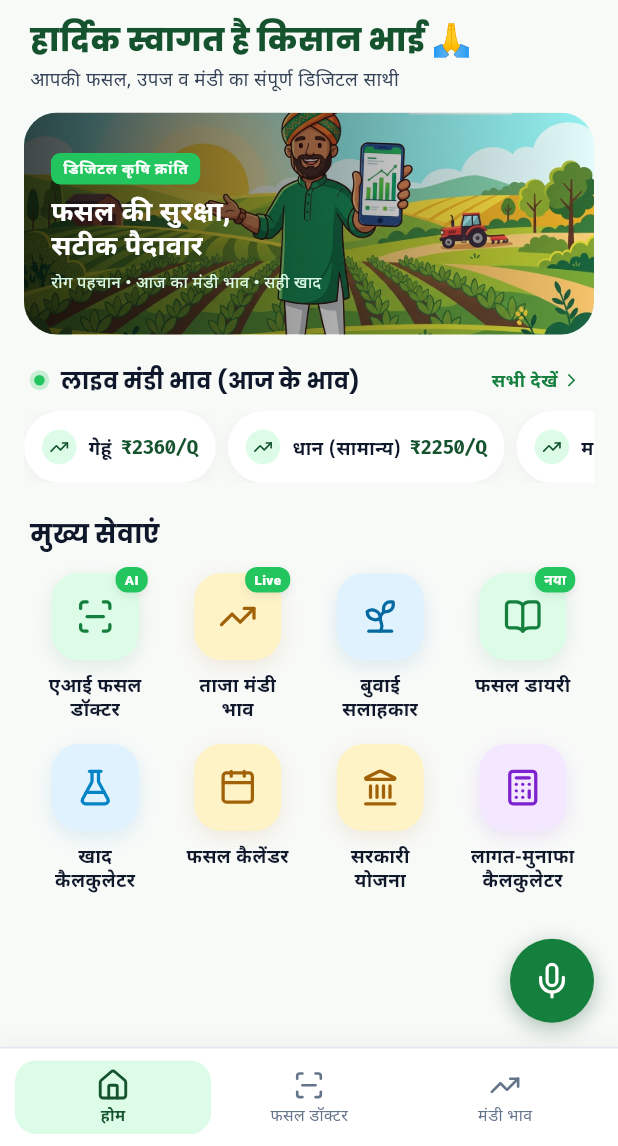
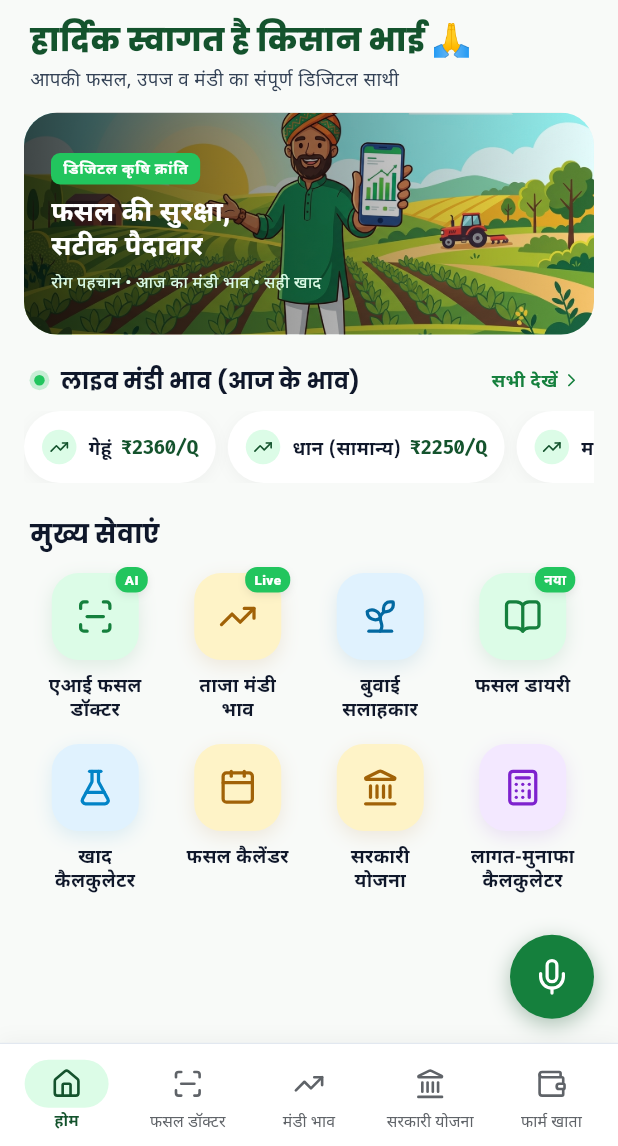
Before and after one commit to kamleshyadav9929/Ai-Krishi-Saathi, a Flutter app: the screen it shows after launch, on a phone screen of 412 x 824 dp, the part 90-1236 px from its top. Run offline on Flutter 3.47's test engine with Material 3 defaults, Android fonts, the phone set to English and light mode, and no system bars; drawn by our look-alikes of flutter_animate; our stand-ins replace fl_chart, flutter_lucide, flutter_svg, flutter_tts, geocoding, geolocator and 5 more; accounts and stored records are empty; network calls fail.

Commit message:
feat(navigation): implement Google apps Material 3 bottom navbar with 5 core links

```diff
--- a/lib/core/localization/app_translations.dart
+++ b/lib/core/localization/app_translations.dart
@@ -9,8 +9,9 @@ class AppTranslations {
       'navHome': 'होम',
       'navCropDoctor': 'फसल डॉक्टर',
       'navMandi': 'मंडी भाव',
+      'navSchemes': 'सरकारी योजना',
+      'navFarmRecords': 'फार्म खाता',
       'navSowing': 'बुवाई सलाह',
-      'navFarmRecords': 'फार्म खाता',
       'navSettings': 'सेटिंग्स',
 
       // Home Screen
@@ -121,8 +122,9 @@ class AppTranslations {
       'navHome': 'Home',
       'navCropDoctor': 'Crop Doctor',
       'navMandi': 'Mandi Prices',
+      'navSchemes': 'Govt Schemes',
+      'navFarmRecords': 'Farm Ledger',
       'navSowing': 'Sowing Guide',
-      'navFarmRecords': 'Farm Ledger',
       'navSettings': 'Settings',
 
       // Home Screen
--- a/lib/main.dart
+++ b/lib/main.dart
@@ -4,16 +4,17 @@ import 'package:flutter_lucide/flutter_lucide.dart';
 import 'package:provider/provider.dart';
 
 import 'core/localization/language_provider.dart';
+import 'core/location/location_provider.dart';
 import 'core/theme/app_theme.dart';
 import 'core/utils/haptic_helper.dart';
+import 'data/services/supabase_service.dart';
 import 'presentation/screens/crop_doctor/crop_doctor_screen.dart';
 import 'presentation/screens/farm_manager/farm_manager_screen.dart';
 import 'presentation/screens/home/home_screen.dart';
 import 'presentation/screens/mandi/mandi_screen.dart';
+import 'presentation/screens/schemes/govt_schemes_screen.dart';
 import 'presentation/screens/settings/settings_screen.dart';
 import 'presentation/screens/sowing/sowing_advisor_screen.dart';
-import 'data/services/supabase_service.dart';
-import 'core/location/location_provider.dart';
 import 'presentation/widgets/kiwi_bottom_nav.dart';
 
 void main() async {
@@ -79,8 +80,9 @@ class _MainNavigationShellState extends State<MainNavigationShell> {
       HomeScreen(onNavigateTab: _navigateToTab),
       const CropDoctorScreen(),
       const MandiScreen(),
+      const GovtSchemesScreen(),
+      const FarmManagerScreen(),
       const SowingAdvisorScreen(),
-      const FarmManagerScreen(),
       const SettingsScreen(),
     ];
 
@@ -89,24 +91,34 @@ class _MainNavigationShellState extends State<MainNavigationShell> {
         index: _currentIndex,
         children: screens,
       ),
-      bottomNavigationBar: KiwiBottomNav(
-        currentIndex: _currentIndex >= 3 ? -1 : _currentIndex,
+      bottomNavigationBar: GoogleBottomNav(
+        currentIndex: (_currentIndex >= 0 && _currentIndex < 5) ? _currentIndex : -1,
         onTap: (index) => _navigateToTab(index),
         items: [
-          KiwiNavItem(
+          GoogleNavItem(
             icon: LucideIcons.house,
             activeIcon: LucideIcons.house,
             label: lang.tr('navHome'),
           ),
-          KiwiNavItem(
+          GoogleNavItem(
             icon: LucideIcons.scan_line,
             activeIcon: LucideIcons.scan_line,
             label: lang.tr('navCropDoctor'),
           ),
-          KiwiNavItem(
+          GoogleNavItem(
             icon: LucideIcons.trending_up,
             activeIcon: LucideIcons.trending_up,
             label: lang.tr('navMandi'),
+          ),
+          GoogleNavItem(
+            icon: LucideIcons.landmark,
+            activeIcon: LucideIcons.landmark,
+            label: lang.tr('navSchemes'),
+          ),
+          GoogleNavItem(
+            icon: LucideIcons.wallet,
+            activeIcon: LucideIcons.wallet,
+            label: lang.tr('navFarmRecords'),
           ),
         ],
       ),
--- a/lib/presentation/screens/home/home_screen.dart
+++ b/lib/presentation/screens/home/home_screen.dart
@@ -18,6 +18,7 @@ import '../calendar/crop_calendar_screen.dart';
 import '../crop_profile/crop_profile_screen.dart';
 import '../schemes/govt_schemes_screen.dart';
 import '../soil_card/soil_card_screen.dart';
+import '../sowing/sowing_advisor_screen.dart';
 import '../voice_assistant/voice_assistant_sheet.dart';
 import '../weather_alert/weather_alert_screen.dart';
 
@@ -298,7 +299,12 @@ class HomeScreen extends StatelessWidget {
                     iconColor: const Color(0xFF0369A1),
                     title: lang.tr('sowingAdvisorTitle'),
                     isHindi: lang.isHindi,
-                    onTap: () => onNavigateTab(3),
+                    onTap: () {
+                      Navigator.push(
+                        context,
+                        MaterialPageRoute(builder: (context) => const SowingAdvisorScreen()),
+                      );
+                    },
                     index: 2,
                   ),
                 ),
@@ -367,12 +373,7 @@ class HomeScreen extends StatelessWidget {
                     iconColor: AppColors.accent,
                     title: lang.isHindi ? 'सरकारी योजना' : 'Govt Schemes',
                     isHindi: lang.isHindi,
-                    onTap: () {
-                      Navigator.push(
-                        context,
-                        MaterialPageRoute(builder: (context) => const GovtSchemesScreen()),
-                      );
-                    },
+                    onTap: () => onNavigateTab(3),
                     index: 6,
                   ),
                 ),
--- a/lib/presentation/widgets/kiwi_bottom_nav.dart
+++ b/lib/presentation/widgets/kiwi_bottom_nav.dart
@@ -1,29 +1,31 @@
 import 'package:flutter/material.dart';
-import '../../core/theme/app_colors.dart';
 import '../../core/utils/haptic_helper.dart';
-import 'bouncy_tap.dart';
 
-class KiwiNavItem {
+class GoogleNavItem {
   final IconData icon;
   final IconData activeIcon;
   final String label;
 
-  const KiwiNavItem({
+  const GoogleNavItem({
     required this.icon,
     required this.activeIcon,
     required this.label,
   });
 }
 
-/// Kiwi-grade Anti-AI Bottom Navigation Bar.
-/// Features tactile bouncing tabs, soft active pill capsule indicator,
-/// and smooth spring physics transitions.
-class KiwiBottomNav extends StatelessWidget {
+// Backward compatibility alias
+typedef KiwiNavItem = GoogleNavItem;
+
+/// Google Apps-Grade Material You Navigation Bar.
+/// Features signature Google-style active pill indicator capsule,
+/// smooth animated transitions, 5-tab balanced distribution,
+/// and tactile haptic feedback.
+class GoogleBottomNav extends StatelessWidget {
   final int currentIndex;
   final ValueChanged<int> onTap;
-  final List<KiwiNavItem> items;
+  final List<GoogleNavItem> items;
 
-  const KiwiBottomNav({
+  const GoogleBottomNav({
     super.key,
     required this.currentIndex,
     required this.onTap,
@@ -36,20 +38,21 @@ class KiwiBottomNav extends StatelessWidget {
       decoration: BoxDecoration(
         color: Colors.white,
         border: const Border(
-          top: BorderSide(color: Color(0xFFE2E8F0), width: 1.2),
+          top: BorderSide(color: Color(0xFFE2E8F0), width: 0.8),
         ),
         boxShadow: [
           BoxShadow(
             color: Colors.black.withValues(alpha: 0.04),
             blurRadius: 10,
-            offset: const Offset(0, -3),
+            offset: const Offset(0, -2),
           ),
         ],
       ),
       child: SafeArea(
         top: false,
-        child: Padding(
-          padding: const EdgeInsets.symmetric(horizontal: 10, vertical: 8),
+        child: Container(
+          height: 68,
+          padding: const EdgeInsets.symmetric(horizontal: 4, vertical: 6),
           child: Row(
             mainAxisAlignment: MainAxisAlignment.spaceAround,
             children: List.generate(items.length, (index) {
@@ -57,47 +60,61 @@ class KiwiBottomNav extends StatelessWidget {
               final item = items[index];
 
               return Expanded(
-                child: BouncyTap(
-                  scaleDown: 0.92,
+                child: InkWell(
                   onTap: () {
                     HapticHelper.lightImpact();
                     onTap(index);
                   },
-                  child: AnimatedContainer(
-                    duration: const Duration(milliseconds: 260),
-                    curve: Curves.easeOutBack,
-                    padding: const EdgeInsets.symmetric(vertical: 6),
+                  splashColor: const Color(0xFFDCFCE7).withValues(alpha: 0.4),
+                  highlightColor: Colors.transparent,
+                  borderRadius: BorderRadius.circular(16),
+                  child: Column(
+                    mainAxisAlignment: MainAxisAlignment.center,
+                    children: [
+                      // Google signature active pill capsule
+                      AnimatedContainer(
+                        duration: const Duration(milliseconds: 220),
+                        curve: Curves.fastOutSlowIn,
+                        width: isSelected ? 56 : 38,
+                        height: 32,
                         decoration: BoxDecoration(
-                      color: isSelected ? AppColors.primaryContainer : Colors.transparent,
-                      borderRadius: BorderRadius.circular(14),
+                          color: isSelected
+                              ? const Color(0xFFDCFCE7) // Soft Google Biophilic Green Pill
+                              : Colors.transparent,
+                          borderRadius: BorderRadius.circular(16),
                         ),
-                    child: Column(
-                      mainAxisSize: MainAxisSize.min,
-                      children: [
-                        AnimatedScale(
-                          scale: isSelected ? 1.08 : 1.0,
-                          duration: const Duration(milliseconds: 260),
-                          curve: Curves.easeOutBack,
+                        child: Center(
                           child: Icon(
                             isSelected ? item.activeIcon : item.icon,
                             size: 21,
-                            color: isSelected ? AppColors.primaryDark : const Color(0xFF64748B),
+                            color: isSelected
+                                ? const Color(0xFF14532D) // Google Deep Slate Green
+                                : const Color(0xFF5F6368), // Iconic Google Slate Inactive
+                          ),
                         ),
                       ),
                       const SizedBox(height: 3),
-                        Text(
-                          item.label,
+                      // Text label underneath pill
+                      AnimatedDefaultTextStyle(
+                        duration: const Duration(milliseconds: 200),
+                        curve: Curves.easeInOut,
                         style: TextStyle(
                           fontSize: 10.5,
                           fontWeight: isSelected ? FontWeight.w700 : FontWeight.w500,
-                            color: isSelected ? AppColors.primaryDark : const Color(0xFF64748B),
-                            height: 1.2,
+                          color: isSelected
+                              ? const Color(0xFF14532D)
+                              : const Color(0xFF5F6368),
+                          letterSpacing: 0.1,
+                          height: 1.15,
                         ),
                         maxLines: 1,
                         overflow: TextOverflow.ellipsis,
+                        child: Text(
+                          item.label,
+                          textAlign: TextAlign.center,
+                        ),
                       ),
                     ],
-                    ),
                   ),
                 ),
               );
@@ -108,3 +125,6 @@ class KiwiBottomNav extends StatelessWidget {
     );
   }
 }
+
+// Backward compatibility alias for KiwiBottomNav
+typedef KiwiBottomNav = GoogleBottomNav;
```
Lines whose indentation alone changed are shown as unchanged.
